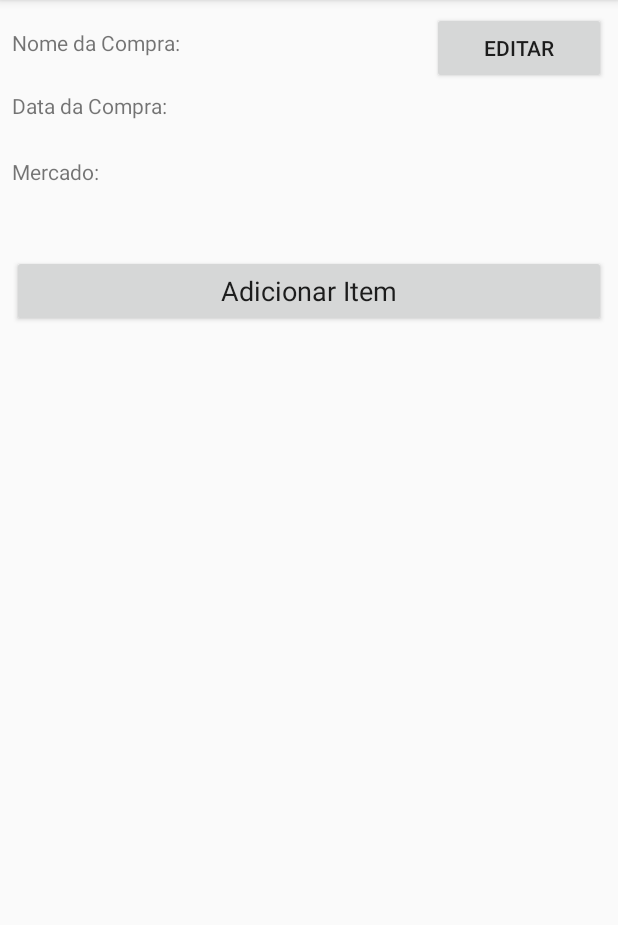
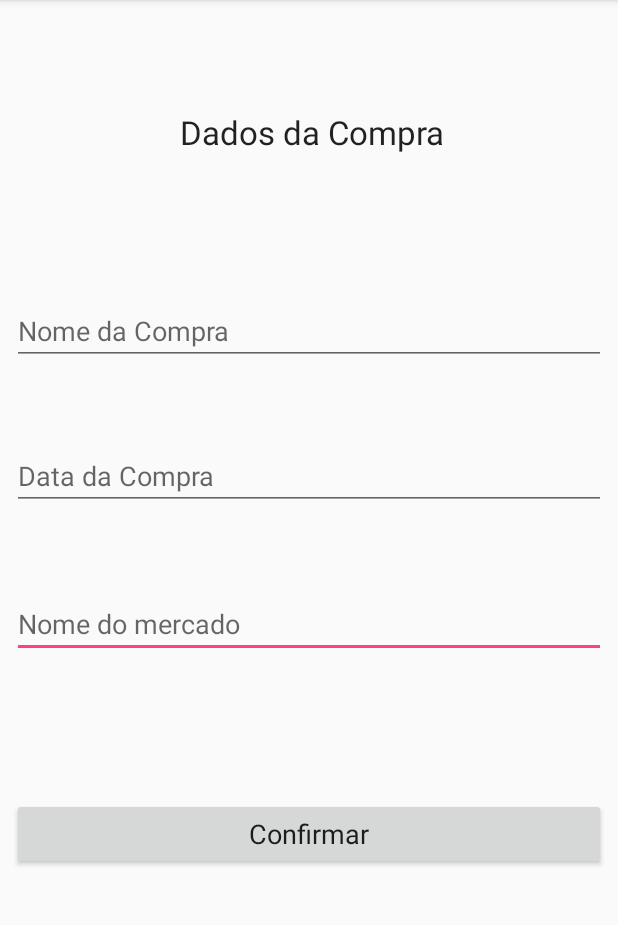
Before and after one commit to ufjf-dcc196/dcc196-2018-3-trb3-gabriel-martins-e-mateus-goncalo, an Android app: the ItensCompraActivity screen opened directly, with no data from a screen before it, after a tap on "EDITAR", on a phone screen of 412 x 824 dp, the part 84-1009 px from its top. Run offline under Robolectric (Android 15) with nearby library versions, the light colour scheme and no system bars.

Commit message:
Cria o EditarCompraActivity

```diff
--- a/app/src/main/AndroidManifest.xml
+++ b/app/src/main/AndroidManifest.xml
@@ -25,7 +25,8 @@
         <activity android:name=".VisualizarItemActivity" />
         <activity android:name=".CadastrarCompraActivity" />
         <activity android:name=".ItensCompraActivity" />
-        <activity android:name=".CadastrarItemCompraActivity"></activity>
+        <activity android:name=".CadastrarItemCompraActivity" />
+        <activity android:name=".EditarCompraActivity"></activity>
     </application>
 
 </manifest>
--- /dev/null
+++ b/app/src/main/java/com/ufjf/dcc196/dcc196_trb03/EditarCompraActivity.java
@@ -0,0 +1,34 @@
+package com.ufjf.dcc196.dcc196_trb03;
+
+import android.app.Activity;
+import android.support.v7.app.AppCompatActivity;
+import android.os.Bundle;
+import android.view.View;
+import android.widget.Button;
+import android.widget.EditText;
+
+public class EditarCompraActivity extends AppCompatActivity {
+
+    private Button btnConfEditCompra;
+    private EditText etxtNomeCompraEd;
+    private EditText etxtDataCompraEd;
+    private EditText etxtNomeMercadoCompra;
+
+    @Override
+    protected void onCreate(Bundle savedInstanceState) {
+        super.onCreate(savedInstanceState);
+        setContentView(R.layout.activity_editar_compra);
+        btnConfEditCompra = (Button) findViewById(R.id.btn_ConfEditCompra);
+        etxtNomeCompraEd = (EditText)findViewById(R.id.etxt_NomeCompraEd);
+        etxtDataCompraEd = (EditText)findViewById(R.id.etxt_dataCompraEd);
+        etxtNomeMercadoCompra = (EditText)findViewById(R.id.etxt_NomeMercadoCompra);
+
+        btnConfEditCompra.setOnClickListener(new View.OnClickListener() {
+            @Override
+            public void onClick(View v) {
+                setResult(Activity.RESULT_OK);
+                finish();
+            }
+        });
+    }
+}
--- a/app/src/main/java/com/ufjf/dcc196/dcc196_trb03/ItensCompraActivity.java
+++ b/app/src/main/java/com/ufjf/dcc196/dcc196_trb03/ItensCompraActivity.java
@@ -10,6 +10,7 @@ import android.widget.Button;
 public class ItensCompraActivity extends AppCompatActivity {
 
     private static final int REQUEST_ITEMCOMPRA = 1;
+    private static final int REQUEST_EDITCOMPRA = 1;
 
     private Button btnEditarCompra;
     private Button btnAddItemCompra;
@@ -27,7 +28,8 @@ public class ItensCompraActivity extends AppCompatActivity {
         btnEditarCompra.setOnClickListener(new View.OnClickListener() {
             @Override
             public void onClick(View v) {
-
+                Intent intent = new Intent(ItensCompraActivity.this, EditarCompraActivity.class);
+                startActivityForResult(intent, ItensCompraActivity.REQUEST_EDITCOMPRA);
             }
         });
 
--- /dev/null
+++ b/app/src/main/res/layout/activity_editar_compra.xml
@@ -0,0 +1,103 @@
+<?xml version="1.0" encoding="utf-8"?>
+<android.support.constraint.ConstraintLayout xmlns:android="http://schemas.android.com/apk/res/android"
+    xmlns:app="http://schemas.android.com/apk/res-auto"
+    xmlns:tools="http://schemas.android.com/tools"
+    android:layout_width="match_parent"
+    android:layout_height="match_parent"
+    tools:context=".EditarCompraActivity">
+
+    <TextView
+        android:id="@+id/textView9"
+        android:layout_width="wrap_content"
+        android:layout_height="wrap_content"
+        android:text="Dados da Compra"
+        android:textAppearance="@android:style/TextAppearance.Holo.Large"
+        app:layout_constraintBottom_toBottomOf="parent"
+        app:layout_constraintHorizontal_bias="0.511"
+        app:layout_constraintLeft_toLeftOf="parent"
+        app:layout_constraintRight_toRightOf="parent"
+        app:layout_constraintTop_toTopOf="parent"
+        app:layout_constraintVertical_bias="0.099" />
+
+    <EditText
+        android:id="@+id/etxt_NomeMercadoCompraEd"
+        android:layout_width="0dp"
+        android:layout_height="wrap_content"
+        android:layout_marginBottom="8dp"
+        android:layout_marginEnd="8dp"
+        android:layout_marginLeft="8dp"
+        android:layout_marginRight="8dp"
+        android:layout_marginStart="8dp"
+        android:layout_marginTop="8dp"
+        android:contentDescription="@string/hint_DataLista"
+        android:ems="10"
+        android:hint="@string/hint_NomeMercado"
+        android:inputType="textPersonName|datetime"
+        app:layout_constraintBottom_toBottomOf="parent"
+        app:layout_constraintEnd_toEndOf="parent"
+        app:layout_constraintHorizontal_bias="0.0"
+        app:layout_constraintStart_toStartOf="parent"
+        app:layout_constraintTop_toTopOf="parent"
+        app:layout_constraintVertical_bias="0.545" />
+
+    <EditText
+        android:id="@+id/etxt_dataCompraEd"
+        android:layout_width="0dp"
+        android:layout_height="wrap_content"
+        android:layout_marginBottom="8dp"
+        android:layout_marginEnd="8dp"
+        android:layout_marginLeft="8dp"
+        android:layout_marginRight="8dp"
+        android:layout_marginStart="8dp"
+        android:layout_marginTop="8dp"
+        android:contentDescription="@string/hint_DataLista"
+        android:ems="10"
+        android:hint="@string/hint_DataCompra"
+        android:inputType="datetime"
+        app:layout_constraintBottom_toBottomOf="parent"
+        app:layout_constraintEnd_toEndOf="parent"
+        app:layout_constraintHorizontal_bias="0.0"
+        app:layout_constraintStart_toStartOf="parent"
+        app:layout_constraintTop_toTopOf="parent"
+        app:layout_constraintVertical_bias="0.406" />
+
+    <EditText
+        android:id="@+id/etxt_NomeCompraEd"
+        android:layout_width="0dp"
+        android:layout_height="wrap_content"
+        android:layout_marginBottom="8dp"
+        android:layout_marginEnd="8dp"
+        android:layout_marginLeft="8dp"
+        android:layout_marginRight="8dp"
+        android:layout_marginStart="8dp"
+        android:layout_marginTop="8dp"
+        android:contentDescription="@string/hint_NomeLista"
+        android:ems="10"
+        android:hint="@string/hint_NomeCompra"
+        android:inputType="textPersonName"
+        app:layout_constraintBottom_toBottomOf="parent"
+        app:layout_constraintEnd_toEndOf="parent"
+        app:layout_constraintHorizontal_bias="0.0"
+        app:layout_constraintStart_toStartOf="parent"
+        app:layout_constraintTop_toTopOf="parent"
+        app:layout_constraintVertical_bias="0.269" />
+
+    <Button
+        android:id="@+id/btn_ConfEditCompra"
+        android:layout_width="0dp"
+        android:layout_height="wrap_content"
+        android:layout_marginBottom="8dp"
+        android:layout_marginEnd="8dp"
+        android:layout_marginLeft="8dp"
+        android:layout_marginRight="8dp"
+        android:layout_marginStart="8dp"
+        android:layout_marginTop="8dp"
+        android:text="Confirmar"
+        android:textAppearance="@android:style/TextAppearance.Holo.Medium"
+        app:layout_constraintBottom_toBottomOf="parent"
+        app:layout_constraintEnd_toEndOf="parent"
+        app:layout_constraintHorizontal_bias="0.0"
+        app:layout_constraintStart_toStartOf="parent"
+        app:layout_constraintTop_toTopOf="parent"
+        app:layout_constraintVertical_bias="0.744" />
+</android.support.constraint.ConstraintLayout>
```
